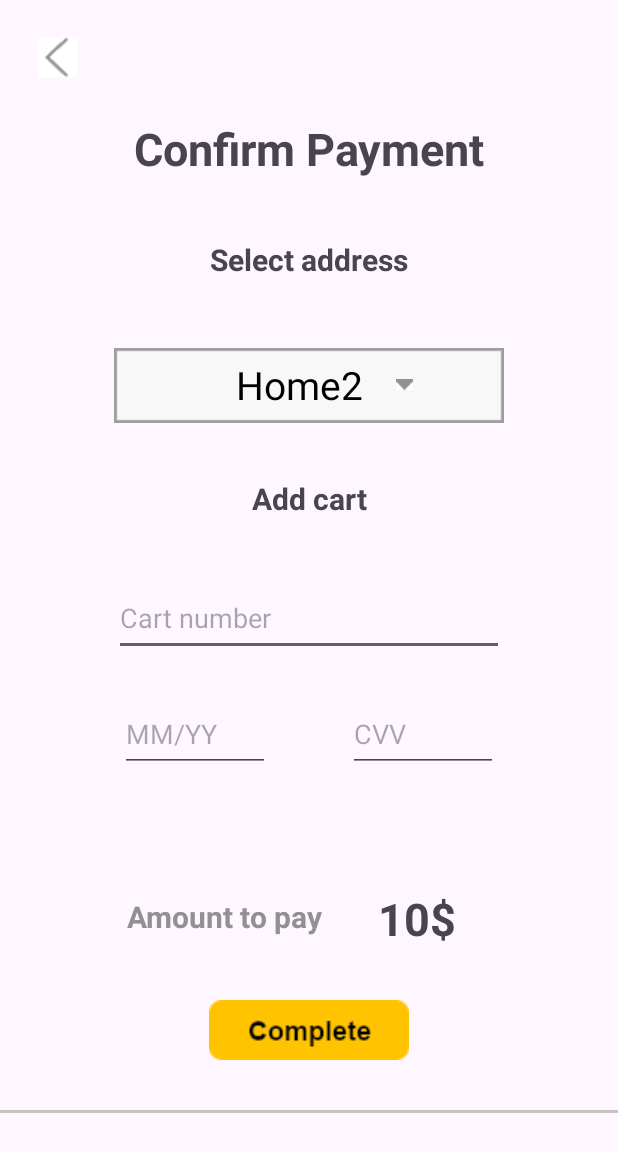
After one commit to KatieFawn/DonerHome, an Android app: the PaymentActivity screen opened directly, with no data from a screen before it, on a phone screen of 412 x 824 dp. The commit adds this screen. Shown: the top 1152 px of the screen. Run offline under Robolectric (Android 15) with nearby library versions, the phone set to English and light mode, and no system bars.

Commit message:
payment activity complete !

```diff
--- a/app/src/main/java/com/jiromo5/donerhome/activities/main/shopping/CartActivity.java
+++ b/app/src/main/java/com/jiromo5/donerhome/activities/main/shopping/CartActivity.java
@@ -26,6 +26,7 @@ import com.jiromo5.donerhome.main.navigation.listeners.DealsClickListener;
 import com.jiromo5.donerhome.main.navigation.listeners.HomeClickListener;
 import com.jiromo5.donerhome.main.navigation.listeners.ProfileClickListener;
 import com.jiromo5.donerhome.main.shopping.CartManager;
+import com.jiromo5.donerhome.main.shopping.listeners.BuyButtonListener;
 
 public class CartActivity extends AppCompatActivity {
 
@@ -40,6 +41,9 @@ public class CartActivity extends AppCompatActivity {
     private ImageButton countOfCola;
     private ImageButton priceOfCola;
     private LinearLayout orderList;
+
+    private TextView totalPrice;
+    private ImageButton buyButton;
 
     private NavigationBarController navigationBarController;
     private CartManager cartManager;
@@ -57,8 +61,10 @@ public class CartActivity extends AppCompatActivity {
         welcome = findViewById(R.id.welcome);
         cartLogo = findViewById(R.id.cart_logo);
         orderList = findViewById(R.id.order_list);
+        totalPrice = findViewById(R.id.total_price);
+        buyButton = findViewById(R.id.buy_button);
 
-        cartManager = new CartManager(this, welcome, cartLogo);
+        cartManager = new CartManager(this, welcome, cartLogo, totalPrice);
         cartManager.addItemToCart(orderList);
         cartManager.removeItemFromCart(orderList);
         cartManager.toggleVisibility();
@@ -90,10 +96,12 @@ public class CartActivity extends AppCompatActivity {
         DealsClickListener dealsClickListener = new DealsClickListener(this);
         CartsClickListener cartsClickListener = new CartsClickListener(this);
         ProfileClickListener profileClickListener = new ProfileClickListener(this);
+        BuyButtonListener buyButtonListener = new BuyButtonListener(this);
 
         homeButton.setOnClickListener(homeClickListener);
         dealsButton.setOnClickListener(dealsClickListener);
         cartButton.setOnClickListener(cartsClickListener);
         profileButton.setOnClickListener(profileClickListener);
+        buyButton.setOnClickListener(buyButtonListener);
     }
 }
--- /dev/null
+++ b/app/src/main/java/com/jiromo5/donerhome/activities/main/shopping/PaymentActivity.java
@@ -0,0 +1,61 @@
+package com.jiromo5.donerhome.activities.main.shopping;
+
+import android.os.Bundle;
+import android.widget.ArrayAdapter;
+import android.widget.Spinner;
+
+import androidx.annotation.Nullable;
+import androidx.appcompat.app.AppCompatActivity;
+
+import com.jiromo5.donerhome.R;
+import com.jiromo5.donerhome.data.state.UserAddress;
+
+import java.util.ArrayList;
+import java.util.List;
+
+public class PaymentActivity extends AppCompatActivity {
+
+
+
+    @Override
+    protected void onCreate(@Nullable Bundle savedInstanceState) {
+        super.onCreate(savedInstanceState);
+        setContentView(R.layout.activity_payment);
+        overridePendingTransition(0,0);
+
+
+
+
+        eventHandler();
+        configurePopupMenu();
+
+    }
+
+    private void configurePopupMenu() {
+        // Настройка адаптера
+        Spinner spinner = findViewById(R.id.address_list);
+
+        List<String> listOfAddress = new ArrayList<>();
+        for (int i = 0; i < UserAddress.addressName.length; i ++){
+            if (UserAddress.addressName[i] != null){
+                listOfAddress.add(UserAddress.addressName[i]);
+            }
+        }
+
+        ArrayAdapter<String> adapter = new ArrayAdapter<>(
+                this,
+                R.layout.spinner_addresses, // Ваш кастомный макет
+                listOfAddress
+        );
+        adapter.setDropDownViewResource(android.R.layout.simple_spinner_dropdown_item); // Выпадающий вид
+        spinner.setAdapter(adapter);
+    }
+
+
+
+
+
+    private void eventHandler(){
+
+    }
+}
--- a/app/src/main/java/com/jiromo5/donerhome/main/menu/OrderDetails.java
+++ b/app/src/main/java/com/jiromo5/donerhome/main/menu/OrderDetails.java
@@ -16,6 +16,7 @@ import java.util.Map;
 public class OrderDetails {
 
     public static int countOfOrder = 2;
+    public static float totalPrice = 0;
 
     public static Map<Integer, int[]> colaOrder = new HashMap<>();
     public static Map<Integer, Integer> cheeseburgerOrder = new HashMap<>();
--- a/app/src/main/java/com/jiromo5/donerhome/main/shopping/CartManager.java
+++ b/app/src/main/java/com/jiromo5/donerhome/main/shopping/CartManager.java
@@ -34,11 +34,15 @@ public class CartManager {
     private TextView priceView;
     private Spinner countOfItem;
 
+    private TextView totalPriceView;
+    private float totalPrice;
 
-    public CartManager(Context context, TextView welcome, ImageView logo){
+
+    public CartManager(Context context, TextView welcome, ImageView logo, TextView totalPriceView){
         this.context = context;
         this.welcome = welcome;
         this.logo = logo;
+        this.totalPriceView = totalPriceView;
 
         frameLayout = new FrameLayout[OrderDetails.countOfOrder];
         removeOrderButton = new ImageButton[OrderDetails.countOfOrder];
@@ -164,11 +168,15 @@ public class CartManager {
         switch (nameOfItem) {
             case "cola":
                 priceCola = priceCola * count;
+                totalPrice = totalPrice + priceCola;
                 priceView.setText(String.valueOf(priceCola) + "$");
+                totalPriceView.setText(String.valueOf(totalPrice) + "$");
                 break;
             case "cheeseburger":
                 priceCheeseburger = priceCheeseburger * count;
+                totalPrice = totalPrice + priceCheeseburger;
                 priceView.setText(String.valueOf(priceCheeseburger) + "$");
+                totalPriceView.setText(String.valueOf(totalPrice) + "$");
                 break;
         }
         priceView.setTextColor(Color.BLACK);
--- /dev/null
+++ b/app/src/main/java/com/jiromo5/donerhome/main/shopping/PaymentManager.java
@@ -0,0 +1,16 @@
+package com.jiromo5.donerhome.main.shopping;
+
+import android.widget.TextView;
+
+public class PaymentManager {
+
+    private TextView addressName;
+
+    public PaymentManager(TextView addressName){
+        this.addressName = addressName;
+    }
+
+    public void selectAddress(){
+
+    }
+}
--- /dev/null
+++ b/app/src/main/java/com/jiromo5/donerhome/main/shopping/listeners/BuyButtonListener.java
@@ -0,0 +1,26 @@
+package com.jiromo5.donerhome.main.shopping.listeners;
+
+import android.content.Context;
+import android.content.Intent;
+import android.view.View;
+
+import com.jiromo5.donerhome.activities.main.shopping.PaymentActivity;
+
+public class BuyButtonListener implements View.OnClickListener {
+
+    private Context context;
+
+    public BuyButtonListener(Context context){
+        this.context = context;
+    }
+
+    @Override
+    public void onClick(View view) {
+        replaceActivity();
+    }
+
+    private void replaceActivity(){
+        Intent intent = new Intent(context, PaymentActivity.class);
+        context.startActivity(intent);
+    }
+}
--- /dev/null
+++ b/app/src/main/res/drawable/buy_button_selector.xml
@@ -0,0 +1,8 @@
+<?xml version="1.0" encoding="utf-8"?>
+<selector xmlns:android="http://schemas.android.com/apk/res/android">
+    <!-- Is pressed. -->
+    <item android:state_pressed="true"
+        android:drawable="@drawable/buy_button_down" />
+    <!-- Default state. -->
+    <item android:drawable="@drawable/buy_button" />
+</selector>
--- /dev/null
+++ b/app/src/main/res/drawable/payment_order_selector.xml
@@ -0,0 +1,8 @@
+<?xml version="1.0" encoding="utf-8"?>
+<selector xmlns:android="http://schemas.android.com/apk/res/android">
+    <!-- Is pressed. -->
+    <item android:state_pressed="true"
+        android:drawable="@drawable/complete_button_down" />
+    <!-- Default state. -->
+    <item android:drawable="@drawable/complete_button" />
+</selector>
--- a/app/src/main/res/layout/activity_cart.xml
+++ b/app/src/main/res/layout/activity_cart.xml
@@ -94,13 +94,39 @@
         android:scaleType="centerInside"
         app:layout_constraintVertical_bias="0.1" />
 
+    <ImageButton
+        android:id="@+id/buy_button"
+        android:layout_width="133dp"
+        android:layout_height="40dp"
+        android:src="@drawable/buy_button_selector"
+        android:background="?attr/selectableItemBackgroundBorderless"
+        app:layout_constraintStart_toStartOf="parent"
+        app:layout_constraintTop_toTopOf="parent"
+        app:layout_constraintBottom_toBottomOf="parent"
+        app:layout_constraintEnd_toEndOf="parent"
+        app:layout_constraintVertical_bias="0.85"/>
+
+    <TextView
+        android:id="@+id/total_price"
+        android:layout_width="wrap_content"
+        android:layout_height="wrap_content"
+        android:text="0.0$"
+        android:textSize="26sp"
+        android:textStyle="bold"
+        app:layout_constraintBottom_toBottomOf="parent"
+        app:layout_constraintEnd_toEndOf="parent"
+        app:layout_constraintStart_toStartOf="parent"
+        app:layout_constraintTop_toTopOf="parent"
+        android:scaleType="centerInside"
+        app:layout_constraintVertical_bias="0.85" />
+
     <ScrollView
         android:id="@+id/scroll_view"
         xmlns:android="http://schemas.android.com/apk/res/android"
         android:layout_width="match_parent"
         android:layout_height="match_parent"
         android:layout_marginTop="25dp"
-        android:layout_marginBottom="55dp"
+        android:layout_marginBottom="155dp"
         android:fillViewport="true">
 
         <LinearLayout
--- /dev/null
+++ b/app/src/main/res/layout/activity_payment.xml
@@ -0,0 +1,183 @@
+<?xml version="1.0" encoding="utf-8"?>
+<androidx.constraintlayout.widget.ConstraintLayout xmlns:android="http://schemas.android.com/apk/res/android"
+    xmlns:app="http://schemas.android.com/apk/res-auto"
+    xmlns:tools="http://schemas.android.com/tools"
+    android:id="@+id/payment"
+    android:layout_width="match_parent"
+    android:layout_height="match_parent"
+    tools:context=".activities.main.shopping.PaymentActivity">
+
+    <View
+        android:id="@+id/lineView"
+        android:layout_width="match_parent"
+        android:layout_height="2dp"
+        android:background="#C8C3C3"
+        app:layout_constraintBottom_toBottomOf="parent"
+        app:layout_constraintTop_toTopOf="parent"
+        app:layout_constraintStart_toStartOf="parent"
+        app:layout_constraintEnd_toEndOf="parent"
+        app:layout_constraintVertical_bias="0.9"/>
+
+    <ImageButton
+        android:id="@+id/back_button"
+        android:layout_width="26dp"
+        android:layout_height="26dp"
+        android:src="@drawable/back_button"
+        android:background="?attr/selectableItemBackgroundBorderless"
+        android:layout_marginTop="25dp"
+        android:layout_marginStart="25dp"
+        app:layout_constraintStart_toStartOf="parent"
+        app:layout_constraintTop_toTopOf="parent"/>
+
+    <TextView
+        android:id="@+id/welcome"
+        android:layout_width="wrap_content"
+        android:layout_height="wrap_content"
+        android:text="Confirm Payment"
+        android:textSize="30sp"
+        android:textStyle="bold"
+        app:layout_constraintBottom_toBottomOf="parent"
+        app:layout_constraintEnd_toEndOf="parent"
+        app:layout_constraintStart_toStartOf="parent"
+        app:layout_constraintTop_toTopOf="parent"
+        android:scaleType="centerInside"
+        app:layout_constraintVertical_bias="0.1" />
+
+    <TextView
+        android:id="@+id/choose_address"
+        android:layout_width="wrap_content"
+        android:layout_height="wrap_content"
+        android:text="Select address"
+        android:textSize="20sp"
+        android:textStyle="bold"
+        app:layout_constraintBottom_toBottomOf="parent"
+        app:layout_constraintEnd_toEndOf="parent"
+        app:layout_constraintStart_toStartOf="parent"
+        app:layout_constraintTop_toTopOf="parent"
+        android:scaleType="centerInside"
+        app:layout_constraintVertical_bias="0.2" />
+
+    <ImageView
+        android:id="@+id/address_template"
+        android:layout_width="wrap_content"
+        android:layout_height="wrap_content"
+        android:src="@drawable/address_template"
+        app:layout_constraintBottom_toBottomOf="parent"
+        app:layout_constraintEnd_toEndOf="parent"
+        app:layout_constraintStart_toStartOf="parent"
+        app:layout_constraintTop_toTopOf="parent"
+        android:scaleType="centerInside"
+        app:layout_constraintVertical_bias="0.3"/>
+
+    <Spinner
+        android:id="@+id/address_list"
+        android:layout_width="wrap_content"
+        android:layout_height="wrap_content"
+        android:layout_marginStart="35dp"
+        android:paddingEnd="4dp"
+        android:paddingStart="0dp"
+        app:layout_constraintBottom_toBottomOf="parent"
+        app:layout_constraintEnd_toEndOf="parent"
+        app:layout_constraintStart_toStartOf="parent"
+        app:layout_constraintTop_toTopOf="parent"
+        android:scaleType="centerInside"
+        app:layout_constraintVertical_bias="0.303"/>
+
+    <TextView
+        android:id="@+id/add_cart"
+        android:layout_width="wrap_content"
+        android:layout_height="wrap_content"
+        android:text="Add cart"
+        android:textSize="20sp"
+        android:textStyle="bold"
+        app:layout_constraintBottom_toBottomOf="parent"
+        app:layout_constraintEnd_toEndOf="parent"
+        app:layout_constraintStart_toStartOf="parent"
+        app:layout_constraintTop_toTopOf="parent"
+        android:scaleType="centerInside"
+        app:layout_constraintVertical_bias="0.4" />
+
+    <EditText
+        android:id="@+id/cart_number"
+        android:layout_width="260dp"
+        android:layout_height="50dp"
+        android:layout_centerInParent="true"
+        android:hint="Cart number"
+        android:maxLength="16"
+        app:layout_constraintBottom_toBottomOf="parent"
+        app:layout_constraintEnd_toEndOf="parent"
+        app:layout_constraintTop_toTopOf="parent"
+        app:layout_constraintStart_toStartOf="parent"
+        app:layout_constraintVertical_bias="0.5" />
+
+    <EditText
+        android:id="@+id/MM_YY"
+        android:layout_width="100dp"
+        android:layout_height="50dp"
+        android:layout_centerInParent="true"
+        android:hint="MM/YY"
+        android:maxLength="8"
+        android:layout_marginStart="80dp"
+        app:layout_constraintBottom_toBottomOf="parent"
+        app:layout_constraintTop_toTopOf="parent"
+        app:layout_constraintStart_toStartOf="parent"
+        app:layout_constraintVertical_bias="0.6" />
+
+    <EditText
+        android:id="@+id/CVV"
+        android:layout_width="100dp"
+        android:layout_height="50dp"
+        android:layout_centerInParent="true"
+        android:hint="CVV"
+        android:maxLength="16"
+        android:layout_marginEnd="80dp"
+        app:layout_constraintBottom_toBottomOf="parent"
+        app:layout_constraintEnd_toEndOf="parent"
+        app:layout_constraintTop_toTopOf="parent"
+        app:layout_constraintVertical_bias="0.6" />
+
+
+    <TextView
+        android:id="@+id/amount_to_pay"
+        android:layout_width="wrap_content"
+        android:layout_height="wrap_content"
+        android:text="Amount to pay"
+        android:textSize="20sp"
+        android:textColor="#919191"
+        android:textStyle="bold"
+        app:layout_constraintBottom_toBottomOf="parent"
+        app:layout_constraintEnd_toEndOf="parent"
+        app:layout_constraintStart_toStartOf="parent"
+        app:layout_constraintTop_toTopOf="parent"
+        android:scaleType="centerInside"
+        app:layout_constraintHorizontal_bias="0.3"
+        app:layout_constraintVertical_bias="0.75" />
+
+    <TextView
+        android:id="@+id/total_price"
+        android:layout_width="wrap_content"
+        android:layout_height="wrap_content"
+        android:text="10$"
+        android:textSize="30sp"
+        android:textStyle="bold"
+        app:layout_constraintBottom_toBottomOf="parent"
+        app:layout_constraintEnd_toEndOf="parent"
+        app:layout_constraintStart_toStartOf="parent"
+        app:layout_constraintTop_toTopOf="parent"
+        android:scaleType="centerInside"
+        app:layout_constraintHorizontal_bias="0.7"
+        app:layout_constraintVertical_bias="0.755555" />
+
+    <ImageButton
+        android:id="@+id/complete_payment"
+        android:layout_width="133dp"
+        android:layout_height="40dp"
+        android:src="@drawable/payment_order_selector"
+        android:background="?attr/selectableItemBackgroundBorderless"
+        app:layout_constraintStart_toStartOf="parent"
+        app:layout_constraintTop_toTopOf="parent"
+        app:layout_constraintBottom_toBottomOf="parent"
+        app:layout_constraintEnd_toEndOf="parent"
+        app:layout_constraintVertical_bias="0.85"/>
+
+</androidx.constraintlayout.widget.ConstraintLayout>
--- /dev/null
+++ b/app/src/main/res/layout/spinner_addresses.xml
@@ -0,0 +1,10 @@
+<?xml version="1.0" encoding="utf-8"?>
+<TextView
+    xmlns:android="http://schemas.android.com/apk/res/android"
+    android:layout_width="match_parent"
+    android:layout_height="wrap_content"
+    android:textSize="26sp"
+    android:textColor="#000"
+    android:gravity="center_vertical"
+    android:drawablePadding="22dp"
+    android:drawableEnd="@drawable/arrow_down" />
--- a/app/src/main/res/values/strings.xml
+++ b/app/src/main/res/values/strings.xml
@@ -13,4 +13,16 @@
         <item>8</item>
         <item>9</item>
     </string-array>
+
+    <string-array name="spinner_addresses">
+        <item>1</item>
+        <item>2</item>
+        <item>3</item>
+        <item>4</item>
+        <item>5</item>
+        <item>6</item>
+        <item>7</item>
+        <item>8</item>
+        <item>9</item>
+    </string-array>
 </resources>
```
Also changed, not shown: app/src/main/AndroidManifest.xml (+23 -2 lines), app/src/main/res/drawable/address_template.png (added), app/src/main/res/drawable/buy_button.png (added), app/src/main/res/drawable/buy_button_down.png (added), app/src/main/res/drawable/complete_button.png (added), app/src/main/res/drawable/complete_button_down.png (added).
